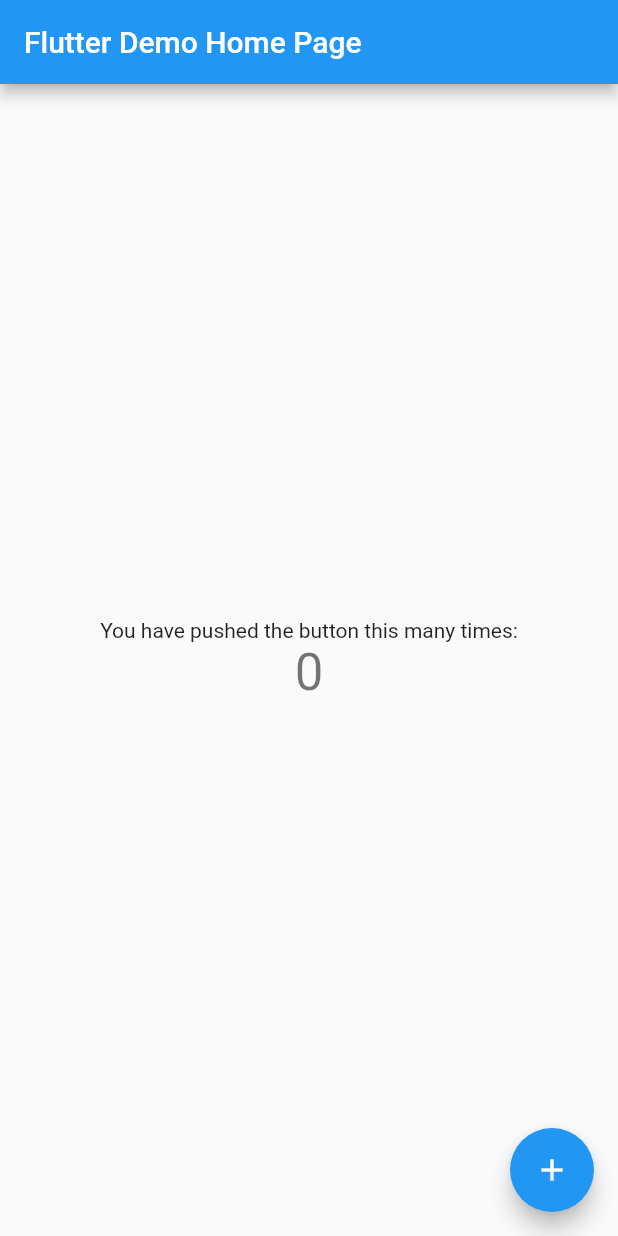
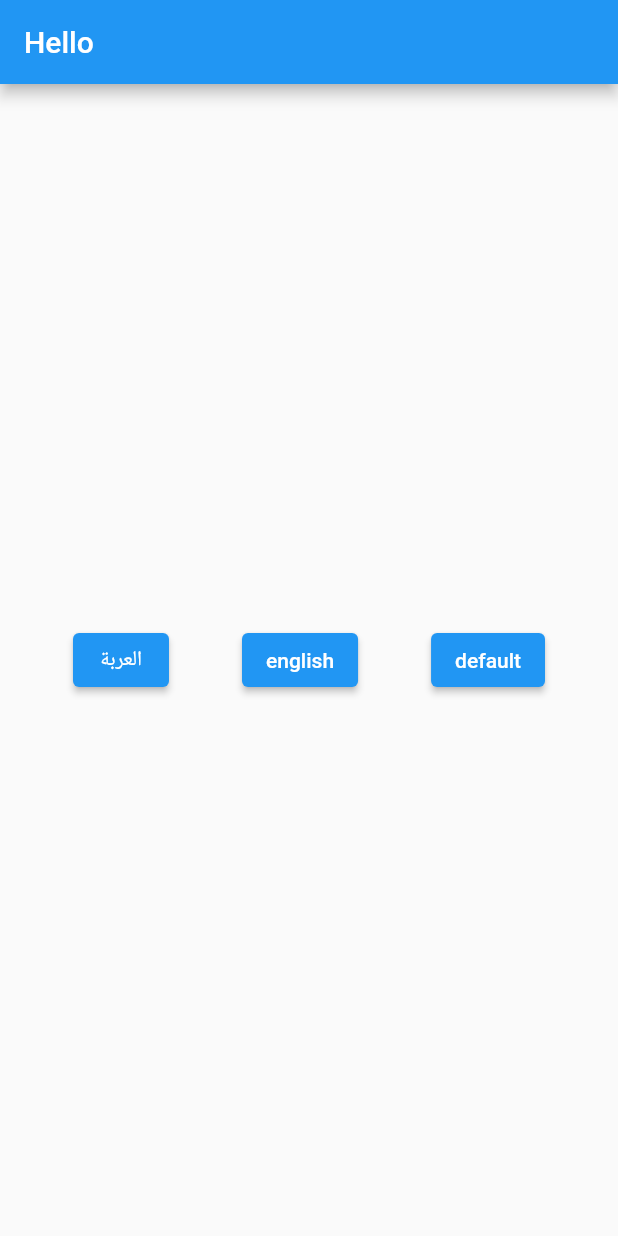
Before and after one commit to wmfadel/Flutter-Configs, a Flutter app: the screen it shows after launch, on a phone screen of 412 x 824 dp. Run offline on Flutter 3.47's test engine with Material 2 defaults, Android fonts, the phone set to English and light mode, and no system bars; our stand-ins replace shared_preferences; missing offline and left inert: devicelocale.

Commit message:
Complete Localization

```diff
--- /dev/null
+++ b/assets/lang/ar.json
@@ -0,0 +1,7 @@
+{
+    "app_bar": "مرحبا",
+    "language_button": "تغيير اللغة",
+    "english": "english",
+    "arabic": "العربية",
+    "default": "الافتراضى"
+}
--- /dev/null
+++ b/assets/lang/en.json
@@ -0,0 +1,7 @@
+{
+    "app_bar": "Hello",
+    "language_button": "Change Language",
+    "english": "english",
+    "arabic": "العربة",
+    "default": "default"
+}
--- a/lib/main.dart
+++ b/lib/main.dart
@@ -1,113 +1,52 @@
+import 'package:configs/pages/home_page.dart';
+import 'package:configs/providers/main_provider.dart';
+import 'package:configs/services/localization/app_localizations.dart';
 import 'package:flutter/material.dart';
+import 'package:flutter_localizations/flutter_localizations.dart';
+import 'package:provider/provider.dart';
 
 void main() {
   runApp(MyApp());
 }
 
 class MyApp extends StatelessWidget {
-  // This widget is the root of your application.
   @override
   Widget build(BuildContext context) {
-    return MaterialApp(
-      title: 'Flutter Demo',
-      theme: ThemeData(
-        // This is the theme of your application.
-        //
-        // Try running your application with "flutter run". You'll see the
-        // application has a blue toolbar. Then, without quitting the app, try
-        // changing the primarySwatch below to Colors.green and then invoke
-        // "hot reload" (press "r" in the console where you ran "flutter run",
-        // or simply save your changes to "hot reload" in a Flutter IDE).
-        // Notice that the counter didn't reset back to zero; the application
-        // is not restarted.
-        primarySwatch: Colors.blue,
-      ),
-      home: MyHomePage(title: 'Flutter Demo Home Page'),
+    MainProvider _mainProvider = MainProvider();
+    return MultiProvider(
+      providers: [
+        ChangeNotifierProvider(create: (_) => _mainProvider),
+      ],
+      child: Consumer<MainProvider>(builder: (context, provider, _) {
+        return MaterialApp(
+          title: 'Flutter Demo',
+          supportedLocales: [
+            Locale('en', ''),
+            Locale('ar', ''),
+          ],
+          locale: provider.mainLocale,
+          localizationsDelegates: [
+            AppLocalizations.delegate,
+            GlobalMaterialLocalizations.delegate,
+            GlobalWidgetsLocalizations.delegate,
+            GlobalCupertinoLocalizations.delegate,
+          ],
+          localeResolutionCallback: (locale, availableLocales) {
+            for (var available in availableLocales) {
+              if (available.languageCode == locale!.languageCode)
+                return available;
+            }
+            return availableLocales.first;
+          },
+          theme: ThemeData(
+            primarySwatch: Colors.blue,
+          ),
+          initialRoute: HomePage.routeName,
+          routes: {
+            HomePage.routeName: (context) => HomePage(),
+          },
+        );
+      }),
     );
   }
 }
-
-class MyHomePage extends StatefulWidget {
-  MyHomePage({Key? key, required this.title}) : super(key: key);
-
-  // This widget is the home page of your application. It is stateful, meaning
-  // that it has a State object (defined below) that contains fields that affect
-  // how it looks.
-
-  // This class is the configuration for the state. It holds the values (in this
-  // case the title) provided by the parent (in this case the App widget) and
-  // used by the build method of the State. Fields in a Widget subclass are
-  // always marked "final".
-
-  final String title;
-
-  @override
-  _MyHomePageState createState() => _MyHomePageState();
-}
-
-class _MyHomePageState extends State<MyHomePage> {
-  int _counter = 0;
-
-  void _incrementCounter() {
-    setState(() {
-      // This call to setState tells the Flutter framework that something has
-      // changed in this State, which causes it to rerun the build method below
-      // so that the display can reflect the updated values. If we changed
-      // _counter without calling setState(), then the build method would not be
-      // called again, and so nothing would appear to happen.
-      _counter++;
-    });
-  }
-
-  @override
-  Widget build(BuildContext context) {
-    // This method is rerun every time setState is called, for instance as done
-    // by the _incrementCounter method above.
-    //
-    // The Flutter framework has been optimized to make rerunning build methods
-    // fast, so that you can just rebuild anything that needs updating rather
-    // than having to individually change instances of widgets.
-    return Scaffold(
-      appBar: AppBar(
-        // Here we take the value from the MyHomePage object that was created by
-        // the App.build method, and use it to set our appbar title.
-        title: Text(widget.title),
-      ),
-      body: Center(
-        // Center is a layout widget. It takes a single child and positions it
-        // in the middle of the parent.
-        child: Column(
-          // Column is also a layout widget. It takes a list of children and
-          // arranges them vertically. By default, it sizes itself to fit its
-          // children horizontally, and tries to be as tall as its parent.
-          //
-          // Invoke "debug painting" (press "p" in the console, choose the
-          // "Toggle Debug Paint" action from the Flutter Inspector in Android
-          // Studio, or the "Toggle Debug Paint" command in Visual Studio Code)
-          // to see the wireframe for each widget.
-          //
-          // Column has various properties to control how it sizes itself and
-          // how it positions its children. Here we use mainAxisAlignment to
-          // center the children vertically; the main axis here is the vertical
-          // axis because Columns are vertical (the cross axis would be
-          // horizontal).
-          mainAxisAlignment: MainAxisAlignment.center,
-          children: <Widget>[
-            Text(
-              'You have pushed the button this many times:',
-            ),
-            Text(
-              '$_counter',
-              style: Theme.of(context).textTheme.headline4,
-            ),
-          ],
-        ),
-      ),
-      floatingActionButton: FloatingActionButton(
-        onPressed: _incrementCounter,
-        tooltip: 'Increment',
-        child: Icon(Icons.add),
-      ), // This trailing comma makes auto-formatting nicer for build methods.
-    );
-  }
-}
--- /dev/null
+++ b/lib/pages/home_page.dart
@@ -0,0 +1,50 @@
+import 'package:configs/providers/main_provider.dart';
+import 'package:configs/services/localization/app_localizations.dart';
+import 'package:flutter/material.dart';
+import 'package:provider/provider.dart';
+
+class HomePage extends StatelessWidget {
+  static final String routeName = '/';
+  @override
+  Widget build(BuildContext context) {
+    return Scaffold(
+      appBar: AppBar(
+        title: Text(AppLocalizations.of(context).translate('app_bar')),
+      ),
+      body: Column(
+        mainAxisAlignment: MainAxisAlignment.center,
+        children: [
+          Row(
+            mainAxisAlignment: MainAxisAlignment.spaceEvenly,
+            children: [
+              Consumer<MainProvider>(builder: (context, provider, _) {
+                return ElevatedButton(
+                    onPressed: () {
+                      provider.savePreference('ar');
+                    },
+                    child:
+                        Text(AppLocalizations.of(context).translate('arabic')));
+              }),
+              Consumer<MainProvider>(builder: (context, provider, _) {
+                return ElevatedButton(
+                    onPressed: () {
+                      provider.savePreference('en');
+                    },
+                    child: Text(
+                        AppLocalizations.of(context).translate('english')));
+              }),
+              Consumer<MainProvider>(builder: (context, provider, _) {
+                return ElevatedButton(
+                    onPressed: () {
+                      provider.savePreference('def');
+                    },
+                    child: Text(
+                        AppLocalizations.of(context).translate('default')));
+              }),
+            ],
+          ),
+        ],
+      ),
+    );
+  }
+}
--- /dev/null
+++ b/lib/providers/main_provider.dart
@@ -0,0 +1,41 @@
+import 'package:devicelocale/devicelocale.dart';
+import 'package:flutter/cupertino.dart';
+import 'package:flutter/foundation.dart';
+import 'package:shared_preferences/shared_preferences.dart';
+
+class MainProvider with ChangeNotifier {
+  final String _prefsKey = 'loc';
+  Locale? mainLocale;
+  MainProvider() {
+    getLocale();
+  }
+
+  getLocale() async {
+    String localeString = 'en';
+    SharedPreferences prefs = await SharedPreferences.getInstance();
+    String? pref = prefs.getString(_prefsKey);
+    if (pref == null) {
+      String? locale = await Devicelocale.currentLocale;
+      localeString = locale!;
+    } else if (pref == 'def') {
+      String? locale = await Devicelocale.currentLocale;
+      localeString = locale!;
+    } else {
+      localeString = pref;
+    }
+    mainLocale = Locale(localeString, '');
+    notifyListeners();
+  }
+
+  savePreference(String choice) async {
+    if (choice != 'def') {
+      mainLocale = Locale(choice, '');
+    } else {
+      String? locale = await Devicelocale.currentLocale;
+      mainLocale = Locale(locale!, '');
+    }
+    notifyListeners();
+    SharedPreferences prefs = await SharedPreferences.getInstance();
+    prefs.setString(_prefsKey, choice);
+  }
+}
--- /dev/null
+++ b/lib/services/localization/app_localizations.dart
@@ -0,0 +1,55 @@
+import 'dart:async';
+import 'dart:convert';
+
+import 'package:flutter/material.dart';
+import 'package:flutter/services.dart';
+
+class AppLocalizations {
+  final Locale locale;
+
+  AppLocalizations(this.locale);
+
+  static const LocalizationsDelegate<AppLocalizations> delegate =
+      _AppLocalizationsDeligate();
+
+  static AppLocalizations of(BuildContext context) {
+    return Localizations.of<AppLocalizations>(context, AppLocalizations)!;
+  }
+
+  Map<String, String> _localiezedStrings = {};
+
+  Future<bool> load() async {
+    String jsonString =
+        await rootBundle.loadString('assets/lang/${locale.languageCode}.json');
+    Map<String, dynamic> jsonMap = jsonDecode(jsonString);
+    _localiezedStrings =
+        jsonMap.map((key, value) => MapEntry(key, value.toString()));
+
+    return true;
+  }
+
+  String translate(String key) {
+    return _localiezedStrings[key] ?? 'Localize';
+  }
+}
+
+class _AppLocalizationsDeligate
+    extends LocalizationsDelegate<AppLocalizations> {
+  const _AppLocalizationsDeligate();
+
+  @override
+  bool isSupported(Locale locale) {
+    return ['en', 'ar'].contains(locale.languageCode);
+  }
+
+  @override
+  Future<AppLocalizations> load(Locale locale) async {
+    AppLocalizations appLocalizations = AppLocalizations(locale);
+    await appLocalizations.load();
+    return appLocalizations;
+  }
+
+  @override
+  bool shouldReload(covariant LocalizationsDelegate<AppLocalizations> old) =>
+      false;
+}
```
Also changed, not shown: pubspec.yaml (+9 -6 lines), pubspec.lock.
